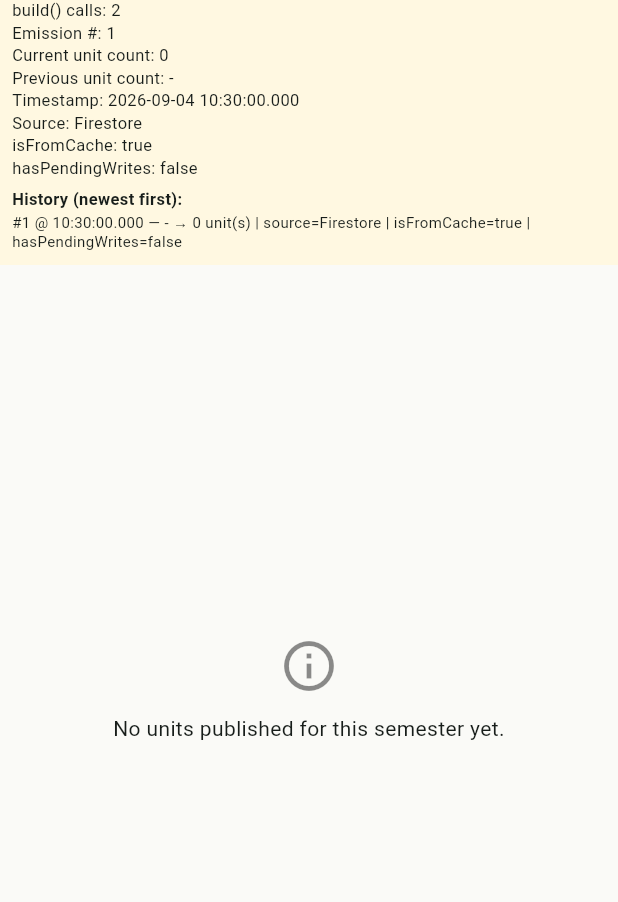
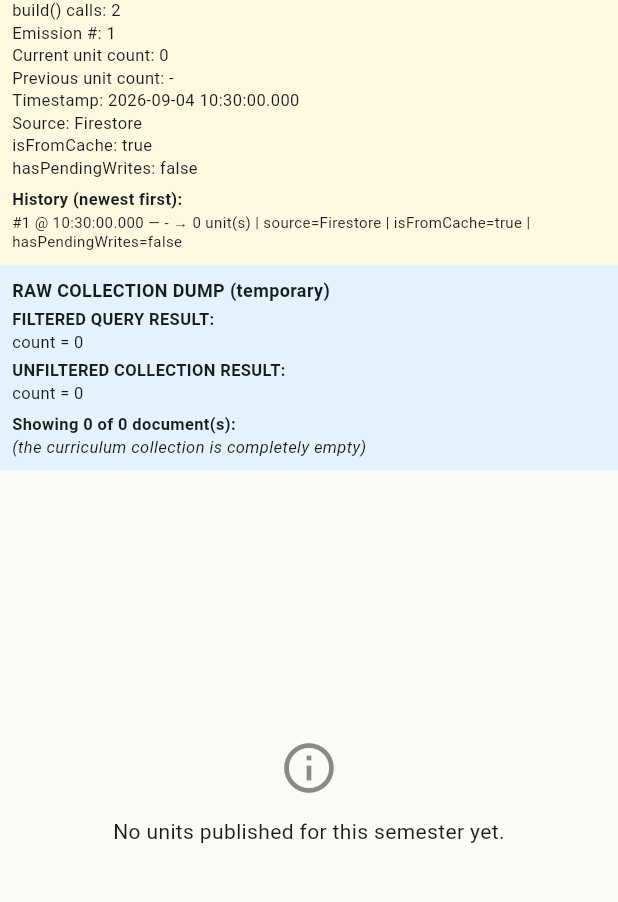
Before and after one commit to Asmatullah-2022/DCTE-KP-Teachers-, a Flutter app: the SemesterUnitsScreen screen opened directly with empty values, on a phone screen of 412 x 824 dp, the part 122-1024 px from its top. Run offline on Flutter 3.47's test engine with Material 3 defaults, Android fonts, the phone set to English and light mode, and no system bars; our stand-ins replace cloud_firestore, cloud_functions, connectivity_plus, firebase_auth, firebase_core, firebase_messaging and 5 more; missing offline and left inert: firebase_app_check, syncfusion_flutter_pdfviewer; accounts and stored records are empty.

Commit message:
Add unfiltered whole-collection raw dump to Semester I debug view
Confirmed via the previous debug panel: the filtered query executes
against the live server (isFromCache=false, hasPendingWrites=false)
and genuinely returns 0 documents — not a cache/rollback artifact.
Next step per instruction: inspect the collection without any of the
gradeId/subjectId/semester/needsVerification filters to see what's
actually stored, without production query logic or Firestore data
being touched.

Adds CurriculumRepository.debugFetchFilteredVsUnfiltered(): a one-shot
read of the FILTERED query (same as watchUnits(), for a stable count)
alongside a completely UNFILTERED read of the whole `curriculum`
collection. Every returned document is exposed as raw
Map<String, dynamic> (not run through CurriculumModel.fromMap(), which
would coerce/hide missing or wrong-typed fields) via CurriculumRawDoc,
carrying gradeId/subjectId/semester/needsVerification/unitNumber and
each field's Dart runtimeType individually, plus a scan for any
status/isPublished/published field that isn't needsVerification
(a plausible reason a document could look right but never match the
real query).

SemesterUnitsScreen now shows a second on-screen panel (blue) below
the existing debug panel:

  FILTERED QUERY RESULT:
  count = <n>

  UNFILTERED COLLECTION RESULT:
  count = <n>

  Showing <n> of <n> document(s):
  [id, gradeId (type), subjectId (type), semester (type),
   needsVerification (type), unitNumber (type),
   status/published field, all fields]

Fetched once in initState as a Future (one-shot, not a listener) —
capped at the first 20 documents. Purely additive: the existing
filtered-query debug panel and unit list are unchanged, this runs
alongside them. No Firestore data or production query logic touched.

Co-Authored-By: Claude Sonnet 5 <noreply@anthropic.com>
Claude-Session: https://claude.ai/code/session_014kDsRv5hJCdchWyCtTFXnW

```diff
--- a/lib/features/curriculum/semester_units_screen.dart
+++ b/lib/features/curriculum/semester_units_screen.dart
@@ -29,6 +29,7 @@ class _SemesterUnitsScreenState extends ConsumerState<SemesterUnitsScreen> {
   // therefore a brand-new Firestore listener) on every rebuild.
   late final Stream<CurriculumDebugSnapshot> _debugStream;
   late final String _semesterLabel;
+  late final Future<CurriculumRawDebugResult> _rawDebugFuture;
 
   // TEMPORARY on-screen diagnostics (no adb/Android Studio needed) — every
   // field requested: current vs previous count, timestamp, cache/pending
@@ -49,6 +50,11 @@ class _SemesterUnitsScreenState extends ConsumerState<SemesterUnitsScreen> {
     _semesterLabel = Uri.decodeComponent(widget.semester);
     final repo = ref.read(curriculumRepositoryProvider);
     _debugStream = repo.watchUnitsWithDebugInfo(
+      gradeId: widget.gradeId,
+      subjectId: widget.subjectId,
+      semester: _semesterLabel,
+    );
+    _rawDebugFuture = repo.debugFetchFilteredVsUnfiltered(
       gradeId: widget.gradeId,
       subjectId: widget.subjectId,
       semester: _semesterLabel,
@@ -101,6 +107,18 @@ class _SemesterUnitsScreenState extends ConsumerState<SemesterUnitsScreen> {
             previousCount: _displayPreviousCount,
             justDroppedToEmpty: _justDroppedToEmpty,
             history: _history,
+          ),
+          FutureBuilder<CurriculumRawDebugResult>(
+            future: _rawDebugFuture,
+            builder: (context, snap) {
+              if (!snap.hasData) {
+                return const Padding(
+                  padding: EdgeInsets.all(8),
+                  child: Text('Loading raw collection dump…', style: TextStyle(fontSize: 11)),
+                );
+              }
+              return _RawDumpPanel(result: snap.data!);
+            },
           ),
           Expanded(
             child: StreamBuilder<CurriculumDebugSnapshot>(
@@ -202,3 +220,74 @@ class _DebugPanel extends StatelessWidget {
     );
   }
 }
+
+/// TEMPORARY — one-shot filtered-vs-unfiltered comparison and raw document
+/// dump (see CurriculumRepository.debugFetchFilteredVsUnfiltered). Remove
+/// alongside the rest of this file's debug panels once diagnosed.
+class _RawDumpPanel extends StatelessWidget {
+  final CurriculumRawDebugResult result;
+  const _RawDumpPanel({required this.result});
+
+  @override
+  Widget build(BuildContext context) {
+    const maxDocsShown = 20;
+    final shown = result.docs.take(maxDocsShown).toList();
+
+    return Container(
+      width: double.infinity,
+      color: Colors.blue.shade50,
+      padding: const EdgeInsets.all(8),
+      constraints: const BoxConstraints(maxHeight: 320),
+      child: SingleChildScrollView(
+        child: Column(
+          crossAxisAlignment: CrossAxisAlignment.start,
+          children: [
+            const Text('RAW COLLECTION DUMP (temporary)', style: TextStyle(fontWeight: FontWeight.bold, fontSize: 12)),
+            const SizedBox(height: 4),
+            Text('FILTERED QUERY RESULT:', style: const TextStyle(fontSize: 11, fontWeight: FontWeight.bold)),
+            Text('count = ${result.filteredCount}', style: const TextStyle(fontSize: 11)),
+            const SizedBox(height: 4),
+            Text('UNFILTERED COLLECTION RESULT:', style: const TextStyle(fontSize: 11, fontWeight: FontWeight.bold)),
+            Text('count = ${result.unfilteredCount}', style: const TextStyle(fontSize: 11)),
+            const SizedBox(height: 6),
+            Text(
+              'Showing ${shown.length} of ${result.docs.length} document(s):',
+              style: const TextStyle(fontSize: 11, fontWeight: FontWeight.bold),
+            ),
+            for (final doc in shown) _RawDocView(doc: doc),
+            if (result.docs.isEmpty)
+              const Text('(the curriculum collection is completely empty)',
+                  style: TextStyle(fontSize: 11, fontStyle: FontStyle.italic)),
+          ],
+        ),
+      ),
+    );
+  }
+}
+
+class _RawDocView extends StatelessWidget {
+  final CurriculumRawDoc doc;
+  const _RawDocView({required this.doc});
+
+  @override
+  Widget build(BuildContext context) {
+    return Container(
+      margin: const EdgeInsets.only(top: 6),
+      padding: const EdgeInsets.all(6),
+      decoration: BoxDecoration(color: Colors.white, borderRadius: BorderRadius.circular(4)),
+      child: Column(
+        crossAxisAlignment: CrossAxisAlignment.start,
+        children: [
+          Text('id: ${doc.id}', style: const TextStyle(fontSize: 11, fontWeight: FontWeight.bold)),
+          Text('gradeId: ${doc.gradeId} (${doc.gradeIdType})', style: const TextStyle(fontSize: 10)),
+          Text('subjectId: ${doc.subjectId} (${doc.subjectIdType})', style: const TextStyle(fontSize: 10)),
+          Text('semester: ${doc.semester} (${doc.semesterType})', style: const TextStyle(fontSize: 10)),
+          Text('needsVerification: ${doc.needsVerification} (${doc.needsVerificationType})', style: const TextStyle(fontSize: 10)),
+          Text('unitNumber: ${doc.unitNumber} (${doc.unitNumberType})', style: const TextStyle(fontSize: 10)),
+          Text('status/published field: ${doc.statusOrPublishedField ?? "(none found)"}', style: const TextStyle(fontSize: 10)),
+          Text('all fields: ${doc.data}', style: const TextStyle(fontSize: 9, color: Colors.black54)),
+        ],
+      ),
+    );
+  }
+}
--- a/lib/repositories/curriculum_repository.dart
+++ b/lib/repositories/curriculum_repository.dart
@@ -238,6 +238,69 @@ class CurriculumRepository {
     }
     return null;
   }
+
+  /// TEMPORARY — one-shot reads for the raw-collection debug panel (see
+  /// SemesterUnitsScreen). Runs the EXACT same filtered query as
+  /// [watchUnits] (for a stable count to compare against) and a
+  /// completely UNFILTERED read of the whole `curriculum` collection —
+  /// no gradeId/subjectId/semester/needsVerification filters at all — so
+  /// every document's raw field values and Dart runtime types are visible
+  /// directly, instead of only what CurriculumModel.fromMap() happens to
+  /// coerce them into (which would hide exactly the kind of type mismatch
+  /// this is trying to catch). Remove once diagnosed.
+  Future<CurriculumRawDebugResult> debugFetchFilteredVsUnfiltered({
+    required String gradeId,
+    required String subjectId,
+    required String semester,
+  }) async {
+    final filteredSnap = await _db
+        .collection(AppConstants.collectionCurriculum)
+        .where('gradeId', isEqualTo: gradeId)
+        .where('subjectId', isEqualTo: subjectId)
+        .where('semester', isEqualTo: semester)
+        .where('needsVerification', isEqualTo: false)
+        .get();
+
+    final unfilteredSnap = await _db.collection(AppConstants.collectionCurriculum).get();
+
+    final docs = unfilteredSnap.docs.map((d) {
+      final data = d.data();
+      return CurriculumRawDoc(
+        id: d.id,
+        data: data,
+        gradeId: data['gradeId'],
+        gradeIdType: data['gradeId']?.runtimeType.toString(),
+        subjectId: data['subjectId'],
+        subjectIdType: data['subjectId']?.runtimeType.toString(),
+        semester: data['semester'],
+        semesterType: data['semester']?.runtimeType.toString(),
+        needsVerification: data['needsVerification'],
+        needsVerificationType: data['needsVerification']?.runtimeType.toString(),
+        unitNumber: data['unitNumber'],
+        unitNumberType: data['unitNumber']?.runtimeType.toString(),
+        statusOrPublishedField: _findStatusOrPublishedField(data),
+      );
+    }).toList();
+
+    return CurriculumRawDebugResult(
+      filteredCount: filteredSnap.docs.length,
+      unfilteredCount: unfilteredSnap.docs.length,
+      docs: docs,
+    );
+  }
+
+  /// Looks for any field that might be the "is this visible" flag under a
+  /// name other than needsVerification — e.g. if a document was written
+  /// with `status`/`isPublished`/`published` instead of (or in addition
+  /// to) `needsVerification`, since those are never read by the real
+  /// query and would otherwise be an invisible reason a doc looks right
+  /// but never matches.
+  String? _findStatusOrPublishedField(Map<String, dynamic> data) {
+    for (final key in ['status', 'isPublished', 'published']) {
+      if (data.containsKey(key)) return '$key = ${data[key]} (${data[key]?.runtimeType})';
+    }
+    return null;
+  }
 }
 
 /// TEMPORARY — see [CurriculumRepository.watchUnitsWithDebugInfo].
@@ -261,3 +324,49 @@ class CurriculumDebugSnapshot {
     required this.emissionNumber,
   });
 }
+
+/// TEMPORARY — see [CurriculumRepository.debugFetchFilteredVsUnfiltered].
+class CurriculumRawDoc {
+  final String id;
+  final Map<String, dynamic> data;
+  final dynamic gradeId;
+  final String? gradeIdType;
+  final dynamic subjectId;
+  final String? subjectIdType;
+  final dynamic semester;
+  final String? semesterType;
+  final dynamic needsVerification;
+  final String? needsVerificationType;
+  final dynamic unitNumber;
+  final String? unitNumberType;
+  final String? statusOrPublishedField;
+
+  const CurriculumRawDoc({
+    required this.id,
+    required this.data,
+    required this.gradeId,
+    required this.gradeIdType,
+    required this.subjectId,
+    required this.subjectIdType,
+    required this.semester,
+    required this.semesterType,
+    required this.needsVerification,
+    required this.needsVerificationType,
+    required this.unitNumber,
+    required this.unitNumberType,
+    required this.statusOrPublishedField,
+  });
+}
+
+/// TEMPORARY — see [CurriculumRepository.debugFetchFilteredVsUnfiltered].
+class CurriculumRawDebugResult {
+  final int filteredCount;
+  final int unfilteredCount;
+  final List<CurriculumRawDoc> docs;
+
+  const CurriculumRawDebugResult({
+    required this.filteredCount,
+    required this.unfilteredCount,
+    required this.docs,
+  });
+}
```
